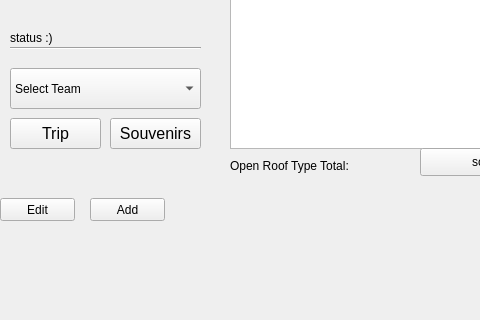
Old version of the form BaseballTour/mainwindow.ui in the repository awiswasi/WhoIsYourDatabase; both pictures show x 0 to 480 and y 451 to 771 of the 1257 by 771 pixel window.
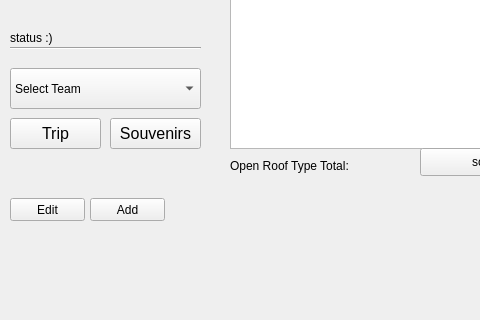
New version of the form. Icons and pictures are not drawn.

```diff
--- a/BaseballTour/mainwindow.ui
+++ b/BaseballTour/mainwindow.ui
@@ -296,7 +296,7 @@
    <widget class="QPushButton" name="editButton">
     <property name="geometry">
      <rect>
-      <x>0</x>
+      <x>10</x>
       <y>630</y>
       <width>75</width>
       <height>23</height>
```
